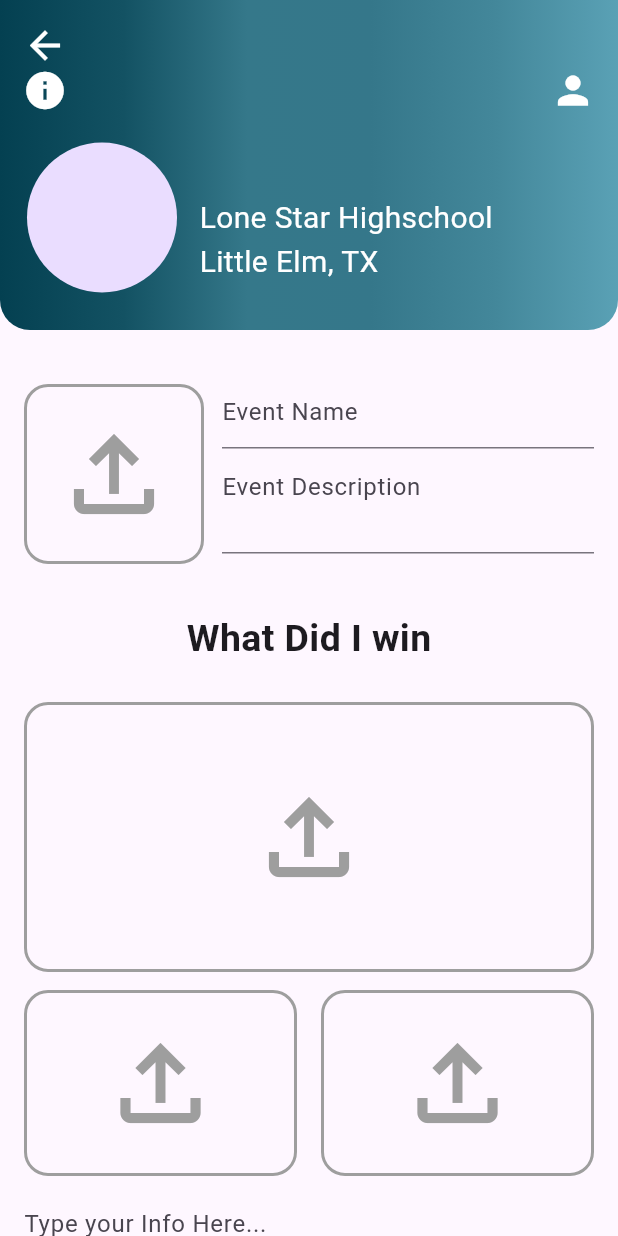
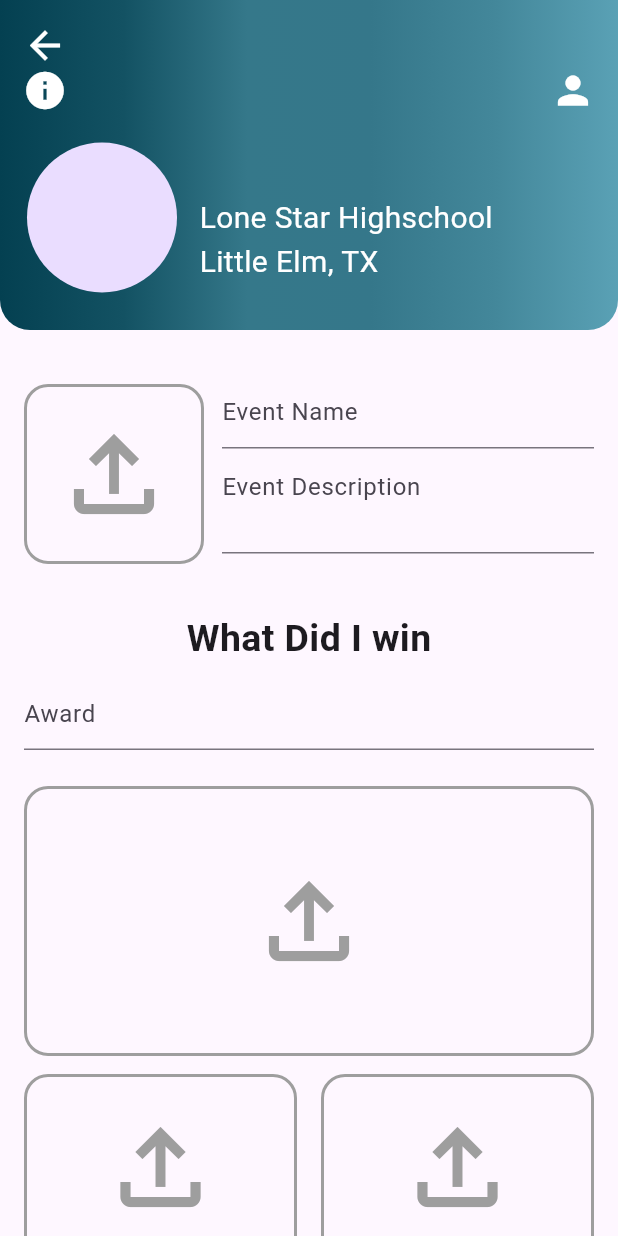
Before and after one commit to SachchitBalamurugan/highschool_app2.0, a Flutter app: the MoreInfoPage2 screen opened directly with empty values, on a phone screen of 412 x 824 dp. Run offline on Flutter 3.47's test engine with Material 3 defaults, Android fonts, the phone set to English and light mode, and no system bars; our stand-ins replace cached_network_image, cloud_firestore, file_picker, firebase_auth, firebase_core, firebase_storage and 12 more; missing offline and left inert: ndialog; accounts and stored records are empty.

Commit message:
Handle update award

```diff
--- a/lib/screens/more_info_page2.dart
+++ b/lib/screens/more_info_page2.dart
@@ -33,13 +33,14 @@ class MoreInfoPage2 extends StatefulWidget {
 class _MoreInfoPage2State extends State<MoreInfoPage2> {
   final _picker = ImagePicker();
   final _eventIcons = <String>[];
+  final _awardController = TextEditingController();
   final _eventController = TextEditingController();
   final _eventDescController = TextEditingController();
 
   final _awardImages = <String>[];
   final _additionalAwardImages1 = <String>[];
   final _additionalAwardImages2 = <String>[];
-  final _awardController = TextEditingController();
+  final _awardDescriptionController = TextEditingController();
 
   final _snapshotImages = <String>[];
   final _additionalSnapshotImages1 = <String>[];
@@ -246,6 +247,17 @@ class _MoreInfoPage2State extends State<MoreInfoPage2> {
                   fontWeight: FontWeight.w600,
                 ),
               ),
+              const SizedBox(height: 8),
+              Padding(
+                padding: const EdgeInsets.symmetric(horizontal: 16),
+                child: TextFormField(
+                  controller: _awardController,
+                  decoration: const InputDecoration(
+                    hintText: 'Award',
+                  ),
+                  textInputAction: TextInputAction.done,
+                ),
+              ),
               const SizedBox(height: 12),
               Padding(
                 padding: const EdgeInsets.symmetric(horizontal: 16),
@@ -326,7 +338,7 @@ class _MoreInfoPage2State extends State<MoreInfoPage2> {
               Padding(
                 padding: const EdgeInsets.symmetric(horizontal: 16),
                 child: TextFormField(
-                  controller: _awardController,
+                  controller: _awardDescriptionController,
                   decoration: const InputDecoration(
                     hintText: 'Type your Info Here...',
                   ),
@@ -495,7 +507,8 @@ class _MoreInfoPage2State extends State<MoreInfoPage2> {
 
     _eventController.text = _experience?.event ?? '';
     _eventDescController.text = _experience?.eventDescription ?? '';
-    _awardController.text = _experience?.awardDescription ?? '';
+    _awardController.text = _experience?.award ?? '';
+    _awardDescriptionController.text = _experience?.awardDescription ?? '';
     _snapshotController.text = _experience?.snapshotsDescription ?? '';
   }
 
@@ -621,7 +634,8 @@ class _MoreInfoPage2State extends State<MoreInfoPage2> {
 
       newMap[CollectionConstant.certificates] = urls;
     }
-    newMap[CollectionConstant.certificatesDescription] = _awardController.text;
+    newMap[CollectionConstant.award] = _awardController.text;
+    newMap[CollectionConstant.certificatesDescription] = _awardDescriptionController.text;
 
     /// Snapshots
     final collectiveSnapshotImages = <String>[];
```
